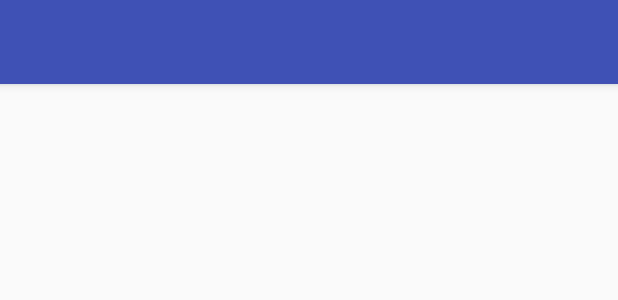
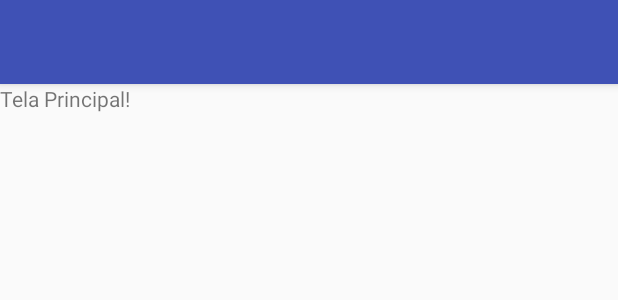
Before and after one commit to lunobepe/FinalAplication, an Android app: the layout app_bar_main.xml on its own in the app's theme, with its tools: preview values and no code run, on a phone screen of 412 x 824 dp. Shown: the top 300 px of the screen. Run offline under Robolectric (Android 15) with nearby library versions, the phone set to English and light mode, and no system bars.

Commit message:
Adicionando mais arquivos

```diff
--- a/app/build.gradle
+++ b/app/build.gradle
@@ -22,6 +22,7 @@ dependencies {
     implementation fileTree(dir: 'libs', include: ['*.jar'])
     implementation 'com.android.support:appcompat-v7:28.0.0'
     implementation 'com.android.support.constraint:constraint-layout:1.1.3'
+    implementation 'com.android.support:design:28.0.0'
     testImplementation 'junit:junit:4.12'
     androidTestImplementation 'com.android.support.test:runner:1.0.2'
     androidTestImplementation 'com.android.support.test.espresso:espresso-core:3.0.2'
--- a/app/src/main/AndroidManifest.xml
+++ b/app/src/main/AndroidManifest.xml
@@ -9,7 +9,10 @@
         android:roundIcon="@mipmap/ic_launcher_round"
         android:supportsRtl="true"
         android:theme="@style/AppTheme">
-        <activity android:name=".MainActivity">
+        <activity android:name=".MainActivity"
+            android:label="Main Activity"
+            android:theme="@style/AppTheme.NoActionBar"
+            >
             <intent-filter>
                 <action android:name="android.intent.action.MAIN" />
 
--- a/app/src/main/res/layout/app_bar_main.xml
+++ b/app/src/main/res/layout/app_bar_main.xml
@@ -9,7 +9,7 @@
     <android.support.design.AppBarLayout
         android:layout_width="match_parent"
         android:layout_height="wrap_content"
-        android:themes="@style/AppTheme.AppBarOverLay">
+        android:theme="@style/AppTheme.AppBarOverlay">
 
         <android.support.v7.wigdet.Toolbar
             android:id="@+id/toolbar"
@@ -22,4 +22,7 @@
 
     <include layout="@layout/content_main"/>
 
+
+
+
 </android.support.design.widget.CoordinatorLayout>
--- /dev/null
+++ b/app/src/main/res/layout/content_main.xml
@@ -0,0 +1,16 @@
+<?xml version="1.0" encoding="utf-8"?>
+<android.support.constraint.ConstraintLayout xmlns:android="http://schemas.android.com/apk/res/android"
+    android:layout_width="match_parent"
+    android:layout_height="match_parent"
+    xmlns:app="http://schemas.android.com/apk/res-auto"
+    xmlns:tools="http://schemas.android.com/tools"
+    app:layout_behavior="@string/appbar_scrolling_view_behavior"
+    tools:context=".MainActivity"
+    tools:showIn="@layout/app_bar_main">
+
+    <TextView
+        android:layout_width="wrap_content"
+        android:layout_height="wrap_content"
+        android:text="Tela Principal!"/>
+
+</android.support.constraint.ConstraintLayout>
```
Also changed, not shown: app/src/main/java/com/example/tecinfo/finalaplication/MainActivity.java (+29 -1 lines), app/src/main/res/layout/activity_main.xml (+17 -8 lines), app/src/main/res/menu/main.xml (added, +10 -0 lines).
